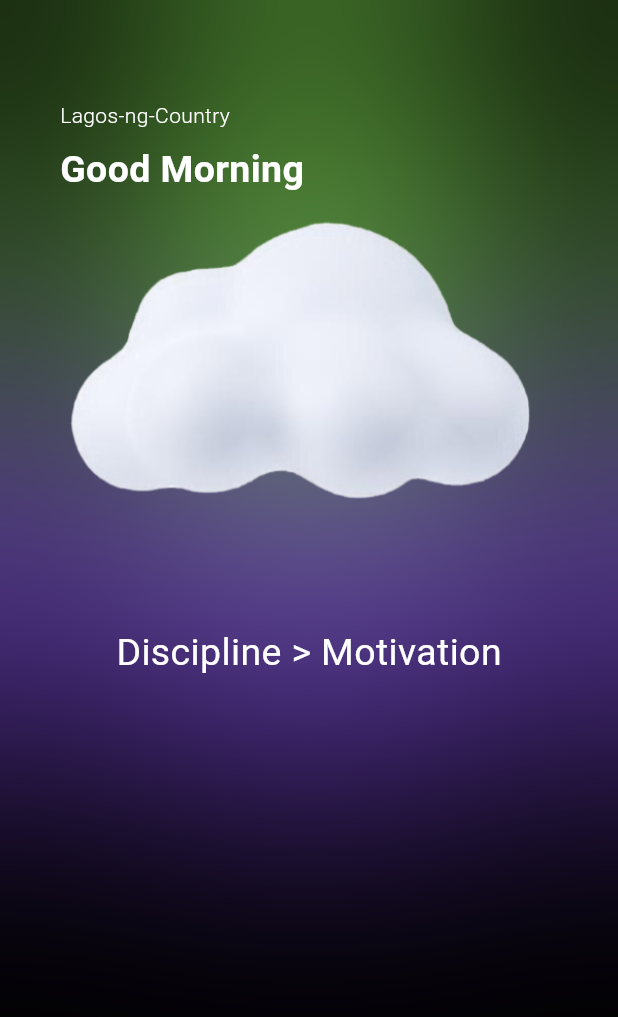
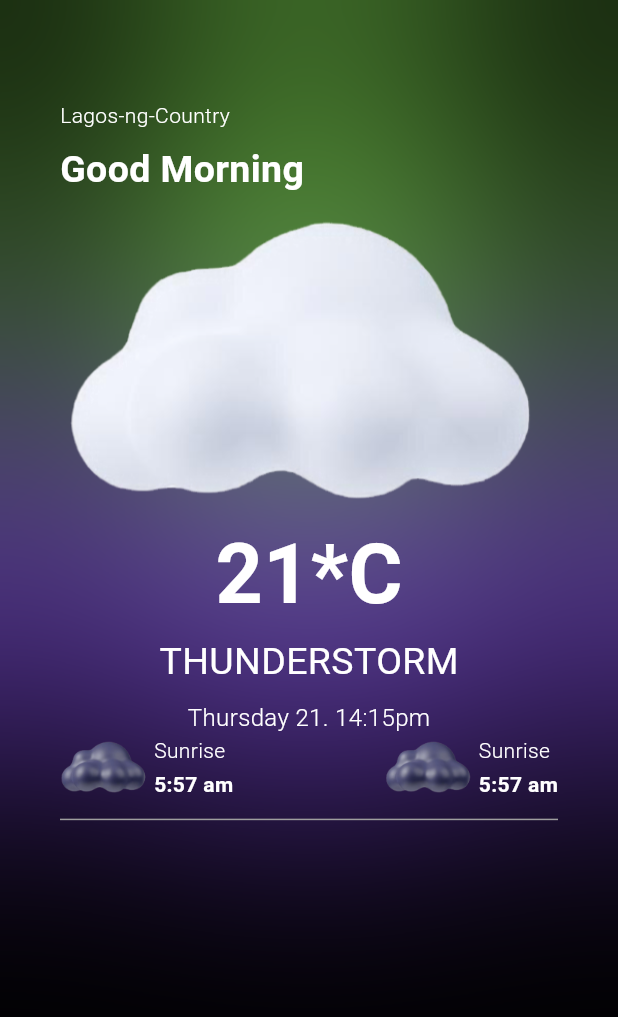
Before and after one commit to summydev/weatherapp_bloc, a Flutter app: the screen it shows after launch, on a phone screen of 412 x 824 dp. Shown: the top 1017 px of the screen. Run offline on Flutter 3.47's test engine with Material 3 defaults, Android fonts, the phone set to English and light mode, and no system bars; our stand-ins replace bloc, equatable.

Commit message:
updated UI

```diff
--- a/lib/screens/home_screens.dart
+++ b/lib/screens/home_screens.dart
@@ -18,22 +18,22 @@ class HomeScreens extends StatelessWidget {
             SystemUiOverlayStyle(statusBarBrightness: Brightness.light),
       ),
       body: Padding(
-        padding:  EdgeInsets.fromLTRB(40, 1.2 * kToolbarHeight, 40, 20),
+        padding: EdgeInsets.fromLTRB(40, 1.2 * kToolbarHeight, 40, 20),
         child: SizedBox(
           height: MediaQuery.of(context).size.height,
           child: Stack(
             children: [
               Align(
-                alignment:const AlignmentDirectional(3, -0.3),
+                alignment: const AlignmentDirectional(3, -0.3),
                 child: Container(
                   height: 300,
                   width: 300,
-                  decoration:const BoxDecoration(
+                  decoration: const BoxDecoration(
                       shape: BoxShape.circle, color: Colors.deepPurple),
                 ),
               ),
               Align(
-                alignment:const AlignmentDirectional(-3, -0.3),
+                alignment: const AlignmentDirectional(-3, -0.3),
                 child: Container(
                   height: 300,
                   width: 300,
@@ -42,7 +42,7 @@ class HomeScreens extends StatelessWidget {
                 ),
               ),
               Align(
-                alignment:const AlignmentDirectional(0, -1.2),
+                alignment: const AlignmentDirectional(0, -1.2),
                 child: Container(
                   height: 300,
                   width: 600,
@@ -50,37 +50,128 @@ class HomeScreens extends StatelessWidget {
                       shape: BoxShape.circle, color: Color(0xFF63AB40)),
                 ),
               ),
-
               BackdropFilter(
                 filter: ImageFilter.blur(sigmaX: 100.0, sigmaY: 100.0),
                 child: Container(
                   decoration: const BoxDecoration(color: Colors.transparent),
                 ),
-              ),  Align(alignment: Alignment.center, child: Text('Discipline > Motivation', style: TextStyle(
-                color: Colors.white, fontSize: 25
-              ),)),
+              ),
               SizedBox(
-                width:MediaQuery.of(context).size.width,
+                  width: MediaQuery.of(context).size.width,
                   height: MediaQuery.of(context).size.height,
-                child:   Column(
+                  child: Column(
                       crossAxisAlignment: CrossAxisAlignment.start,
-                  children :[
-                    Text('Lagos-ng-Country',
+                      children: [
+                        Text(
+                          'Lagos-ng-Country',
                           style: TextStyle(
-                      color: Colors.white,
-                      fontWeight: FontWeight.w300
-                    ),),
-                    const SizedBox(height: 8,),
-                    Text('Good Morning', style: TextStyle(
+                              color: Colors.white, fontWeight: FontWeight.w300),
+                        ),
+                        const SizedBox(
+                          height: 8,
+                        ),
+                        Text(
+                          'Good Morning',
+                          style: TextStyle(
                             color: Colors.white,
                             fontSize: 25,
                             fontWeight: FontWeight.bold,
-                    ),),
+                          ),
+                        ),
                         Image.asset('assets/img1.png'),
-                  ]
+                        const Center(
+                          child: Text(
+                            '21*C',
+                            style: TextStyle(
+                                color: Colors.white,
+                                fontSize: 55,
+                                fontWeight: FontWeight.w600),
+                          ),
+                        ),
+                        const Center(
+                          child: Text(
+                            'THUNDERSTORM',
+                            style: TextStyle(
+                                color: Colors.white,
+                                fontSize: 25,
+                                fontWeight: FontWeight.w400),
+                          ),
+                        ),
+                        const SizedBox(
+                          height: 8,
+                        ),
+                        const Center(
+                          child: Text(
+                            'Thursday 21. 14:15pm',
+                            style: TextStyle(
+                                color: Colors.white,
+                                fontSize: 16,
+                                fontWeight: FontWeight.w300),
+                          ),
+                        ),
+                        //  const SizedBox(height: 30,),
+                        Row(
+                            mainAxisAlignment: MainAxisAlignment.spaceBetween,
+                            children: [
+                              Row(children: [
+                                Image.asset(
+                                  'assets/img2.png',
+                                  scale: 8,
+                                ),
+                                const SizedBox(width: 5),
+                                const Column(
+                                    crossAxisAlignment:
+                                        CrossAxisAlignment.start,
+                                    children: [
+                                      Text(
+                                        'Sunrise',
+                                        style: TextStyle(
+                                            color: Colors.white,
+                                            fontWeight: FontWeight.w300),
+                                      ),
+                                      SizedBox(height: 3),
+                                      Text(
+                                        '5:57 am',
+                                        style: TextStyle(
+                                            color: Colors.white,
+                                            fontWeight: FontWeight.w700),
+                                      ),
+                                    ])
+                              ]),
+                              Row(children: [
+                                Image.asset(
+                                  'assets/img2.png',
+                                  scale: 8,
+                                ),
+                                const SizedBox(width: 5),
+                                const Column(
+                                    crossAxisAlignment:
+                                    CrossAxisAlignment.start,
+                                    children: [
+                                      Text(
+                                        'Sunrise',
+                                        style: TextStyle(
+                                            color: Colors.white,
+                                            fontWeight: FontWeight.w300),
+                                      ),
+                                      SizedBox(height: 3),
+                                      Text(
+                                        '5:57 am',
+                                        style: TextStyle(
+                                            color: Colors.white,
+                                            fontWeight: FontWeight.w700),
+                                      ),
+                                    ])
+                              ])
+
+                            ],),
+                        const Padding(
+                          padding: EdgeInsets.symmetric(
+                            vertical: 5.0
+                          ),
+                          child: Divider(color: Colors.grey)
                         )
-              )
-
+                      ]),),
             ],
           ),
         ),
```
Lines whose indentation alone changed are shown as unchanged.
